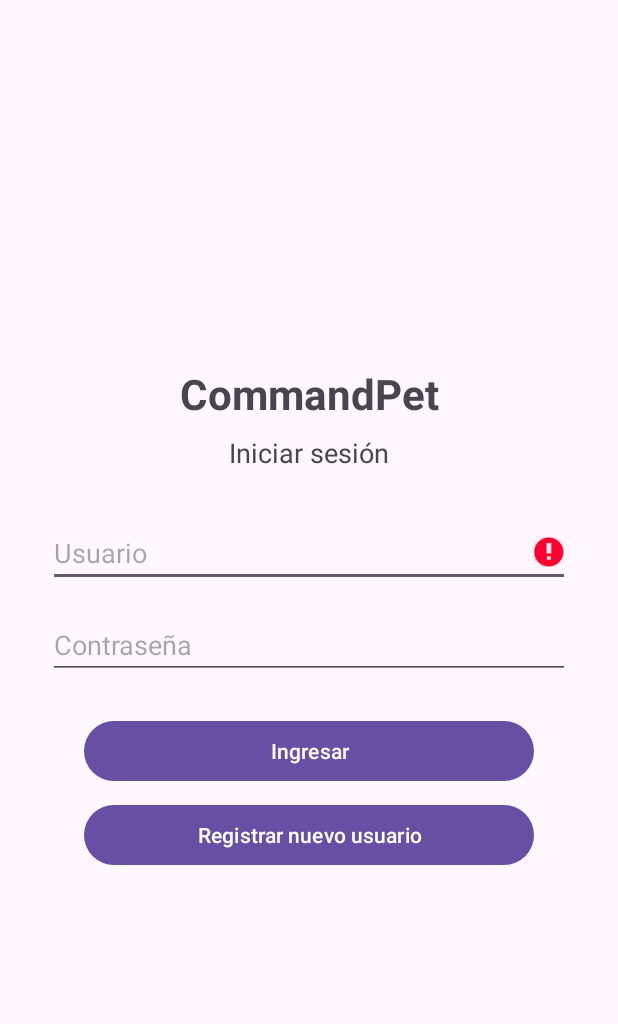
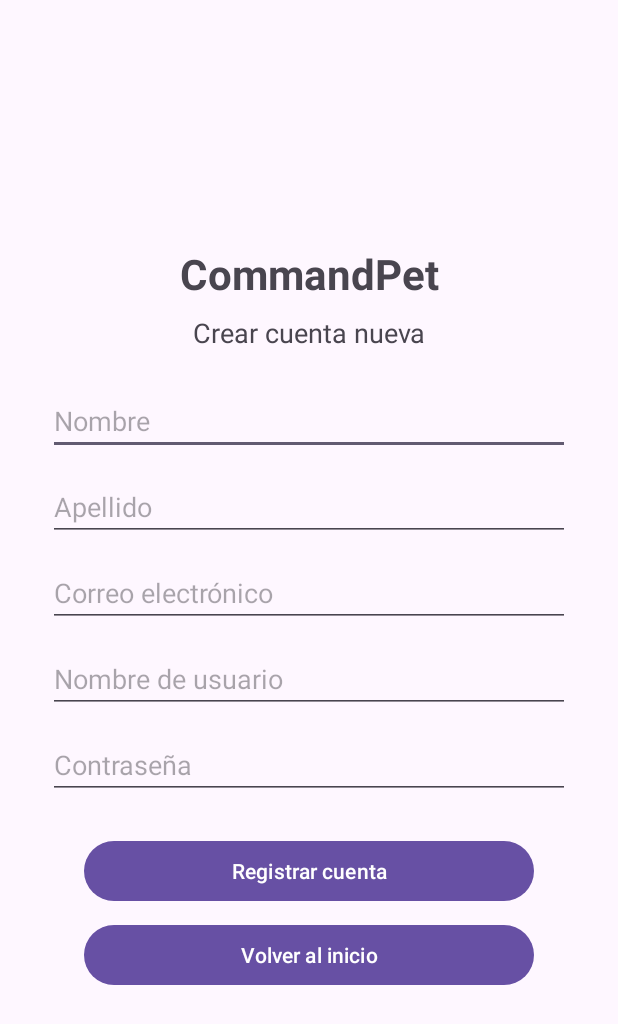
Before and after one commit to BenAldoBeecher/CommandPet, an Android app: the screen it shows after launch (LoginActivity before the commit, RegistroActivity after it), after a tap on "Registrar nuevo usuario", on a phone screen of 412 x 824 dp. Shown: the top 1024 px of the screen. Run offline under Robolectric (Android 15) with nearby library versions, the phone set to English and light mode, and no system bars; 1 other tap on this screen came first.

Commit message:
Implementacion pantalla de registro de usuarios

```diff
--- a/app/src/main/AndroidManifest.xml
+++ b/app/src/main/AndroidManifest.xml
@@ -53,6 +53,11 @@
             android:exported="false"
             android:windowSoftInputMode="adjustResize" />
 
+        <activity
+            android:name=".RegistroActivity"
+            android:exported="false"
+            android:windowSoftInputMode="adjustResize" />
+
     </application>
 
 </manifest>
--- a/app/src/main/java/com/example/commandpet/LoginActivity.kt
+++ b/app/src/main/java/com/example/commandpet/LoginActivity.kt
@@ -59,26 +59,8 @@ class LoginActivity : AppCompatActivity() {
         }
 
         btnRegistrar.setOnClickListener {
-            val usuario = edtUsuario.text.toString().trim()
-            val password = edtPassword.text.toString().trim()
-
-            if (usuario.isEmpty() || password.isEmpty()) {
-                Toast.makeText(this, "Ingresa usuario y contraseña para registrarte", Toast.LENGTH_SHORT).show()
-                return@setOnClickListener
-            }
-
-            if (password.length < 4) {
-                edtPassword.error = "La contraseña debe tener al menos 4 caracteres"
-                return@setOnClickListener
-            }
-
-            val registrado = dbHelper.registrarUsuario(usuario, password)
-
-            if (registrado) {
-                Toast.makeText(this, "Usuario registrado con éxito. ¡Ahora presiona Ingresar!", Toast.LENGTH_LONG).show()
-            } else {
-                Toast.makeText(this, "El nombre de usuario ya está registrado", Toast.LENGTH_SHORT).show()
-            }
+            val intent = Intent(this, RegistroActivity::class.java)
+            startActivity(intent)
         }
     }
 }
--- /dev/null
+++ b/app/src/main/java/com/example/commandpet/RegistroActivity.kt
@@ -0,0 +1,76 @@
+package com.example.commandpet
+
+import android.os.Bundle
+import android.widget.Button
+import android.widget.EditText
+import android.widget.Toast
+import androidx.appcompat.app.AppCompatActivity
+
+class RegistroActivity : AppCompatActivity() {
+
+    private lateinit var edtNombre: EditText
+    private lateinit var edtApellido: EditText
+    private lateinit var edtEmail: EditText
+    private lateinit var edtUsuarioRegistro: EditText
+    private lateinit var edtPasswordRegistro: EditText
+    private lateinit var btnConfirmarRegistro: Button
+    private lateinit var btnVolverLogin: Button
+
+    private lateinit var dbHelper: DatabaseHelper
+
+    override fun onCreate(savedInstanceState: Bundle?) {
+        super.onCreate(savedInstanceState)
+        setContentView(R.layout.activity_registro)
+
+        edtNombre = findViewById(R.id.edtNombre)
+        edtApellido = findViewById(R.id.edtApellido)
+        edtEmail = findViewById(R.id.edtEmail)
+        edtUsuarioRegistro = findViewById(R.id.edtUsuarioRegistro)
+        edtPasswordRegistro = findViewById(R.id.edtPasswordRegistro)
+        btnConfirmarRegistro = findViewById(R.id.btnConfirmarRegistro)
+        btnVolverLogin = findViewById(R.id.btnVolverLogin)
+
+        dbHelper = DatabaseHelper(this)
+
+        btnConfirmarRegistro.setOnClickListener {
+            val nombre = edtNombre.text.toString().trim()
+            val apellido = edtApellido.text.toString().trim()
+            val email = edtEmail.text.toString().trim()
+            val usuario = edtUsuarioRegistro.text.toString().trim()
+            val password = edtPasswordRegistro.text.toString().trim()
+
+            if (nombre.isEmpty()) {
+                edtNombre.error = "Ingrese su nombre"
+                return@setOnClickListener
+            }
+            if (apellido.isEmpty()) {
+                edtApellido.error = "Ingrese su apellido"
+                return@setOnClickListener
+            }
+            if (email.isEmpty()) {
+                edtEmail.error = "Ingrese su correo"
+                return@setOnClickListener
+            }
+            if (usuario.isEmpty()) {
+                edtUsuarioRegistro.error = "Ingrese un nombre de usuario"
+                return@setOnClickListener
+            }
+            if (password.length < 4) {
+                edtPasswordRegistro.error = "La contraseña debe tener al menos 4 caracteres"
+                return@setOnClickListener
+            }
+
+            val registrado = dbHelper.registrarUsuario(nombre, apellido, email, usuario, password)
+            if (registrado) {
+                Toast.makeText(this, "Cuenta creada con éxito. Inicia sesión", Toast.LENGTH_LONG).show()
+                finish()
+            } else {
+                Toast.makeText(this, "El nombre de usuario ya está en uso", Toast.LENGTH_SHORT).show()
+            }
+        }
+
+        btnVolverLogin.setOnClickListener {
+            finish()
+        }
+    }
+}
--- /dev/null
+++ b/app/src/main/res/layout/activity_registro.xml
@@ -0,0 +1,91 @@
+<?xml version="1.0" encoding="utf-8"?>
+<ScrollView xmlns:android="http://schemas.android.com/apk/res/android"
+    android:id="@+id/main"
+    android:layout_width="match_parent"
+    android:layout_height="match_parent"
+    android:fitsSystemWindows="true"
+    android:fillViewport="true">
+
+    <LinearLayout
+        android:layout_width="match_parent"
+        android:layout_height="wrap_content"
+        android:orientation="vertical"
+        android:padding="32dp"
+        android:gravity="center">
+
+        <TextView
+            android:layout_width="match_parent"
+            android:layout_height="wrap_content"
+            android:text="CommandPet"
+            android:textSize="28sp"
+            android:textStyle="bold"
+            android:gravity="center"
+            android:layout_marginBottom="8dp" />
+
+        <TextView
+            android:layout_width="match_parent"
+            android:layout_height="wrap_content"
+            android:text="Crear cuenta nueva"
+            android:textSize="18sp"
+            android:gravity="center"
+            android:layout_marginBottom="24dp" />
+
+        <EditText
+            android:id="@+id/edtNombre"
+            android:layout_width="match_parent"
+            android:layout_height="wrap_content"
+            android:hint="Nombre"
+            android:inputType="textCapWords"
+            android:layout_marginBottom="12dp" />
+
+        <EditText
+            android:id="@+id/edtApellido"
+            android:layout_width="match_parent"
+            android:layout_height="wrap_content"
+            android:hint="Apellido"
+            android:inputType="textCapWords"
+            android:layout_marginBottom="12dp" />
+
+        <EditText
+            android:id="@+id/edtEmail"
+            android:layout_width="match_parent"
+            android:layout_height="wrap_content"
+            android:hint="Correo electrónico"
+            android:inputType="textEmailAddress"
+            android:layout_marginBottom="12dp" />
+
+        <EditText
+            android:id="@+id/edtUsuarioRegistro"
+            android:layout_width="match_parent"
+            android:layout_height="wrap_content"
+            android:hint="Nombre de usuario"
+            android:inputType="text"
+            android:layout_marginBottom="12dp" />
+
+        <EditText
+            android:id="@+id/edtPasswordRegistro"
+            android:layout_width="match_parent"
+            android:layout_height="wrap_content"
+            android:hint="Contraseña"
+            android:inputType="textPassword"
+            android:layout_marginBottom="24dp" />
+
+        <Button
+            android:id="@+id/btnConfirmarRegistro"
+            android:layout_width="match_parent"
+            android:layout_height="wrap_content"
+            android:layout_marginStart="24dp"
+            android:layout_marginEnd="24dp"
+            android:text="Registrar cuenta" />
+
+        <Button
+            android:id="@+id/btnVolverLogin"
+            android:layout_width="match_parent"
+            android:layout_height="wrap_content"
+            android:layout_marginTop="8dp"
+            android:layout_marginStart="24dp"
+            android:layout_marginEnd="24dp"
+            android:text="Volver al inicio" />
+
+    </LinearLayout>
+</ScrollView>
```
Also changed, not shown: app/src/main/java/com/example/commandpet/DatabaseHelper.kt (+20 -2 lines).
